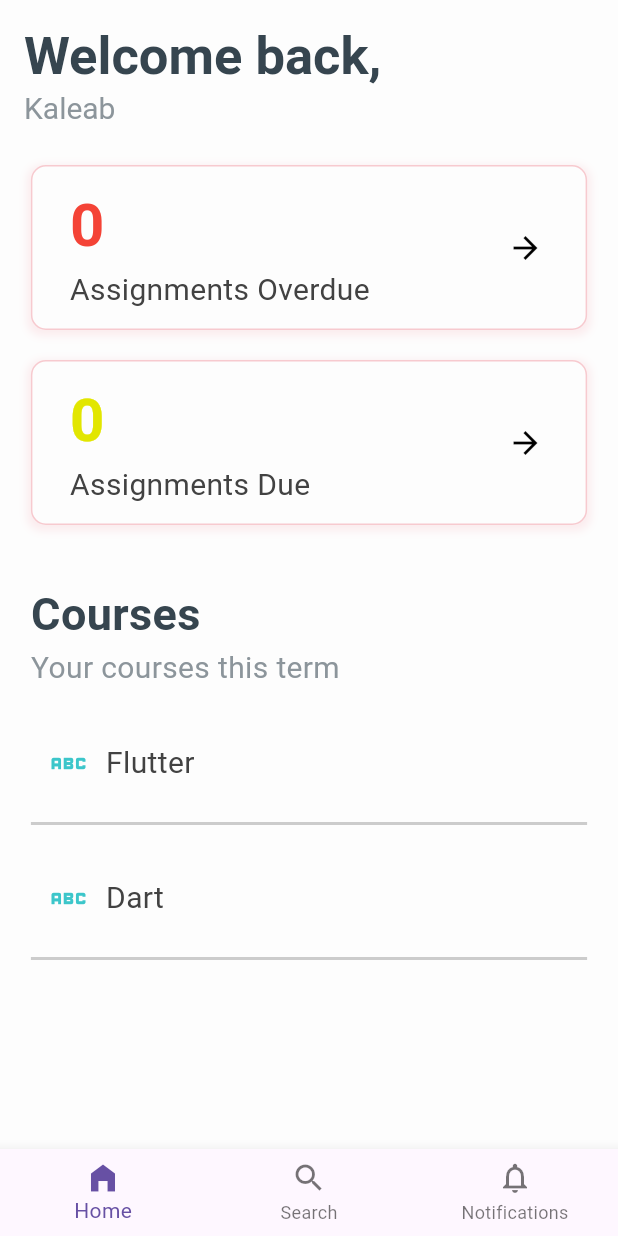
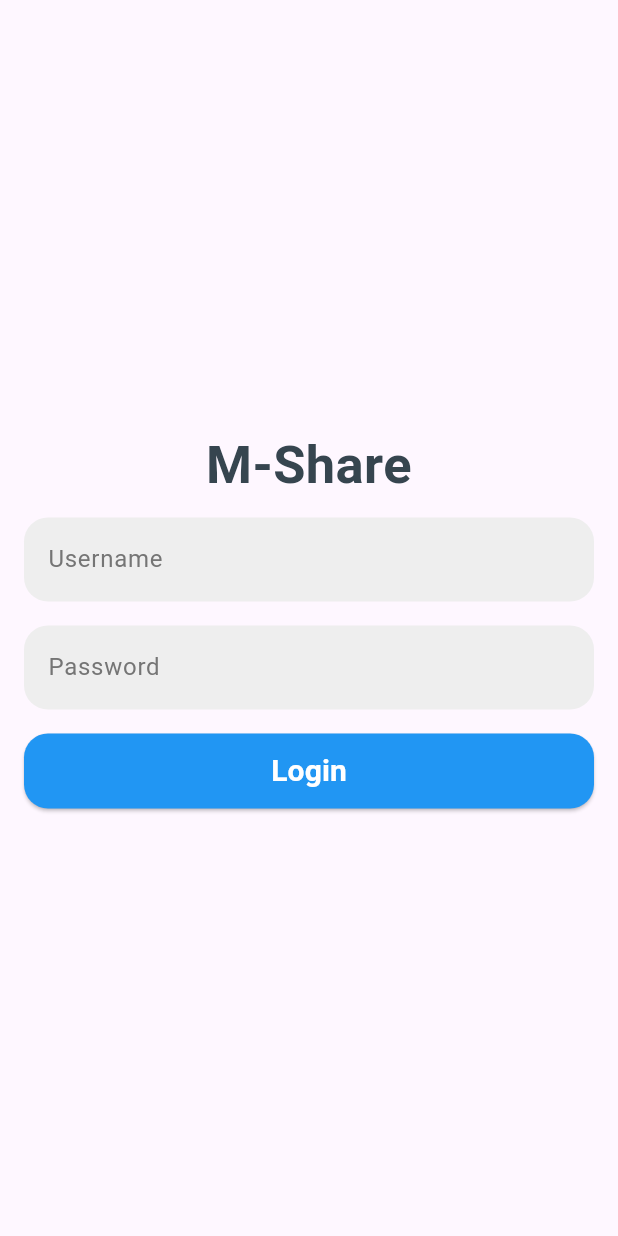
Before and after one commit to YGMonGit/m_share, a Flutter app: the screen it shows after launch, on a phone screen of 412 x 824 dp. Run offline on Flutter 3.47's test engine with Material 3 defaults, Android fonts, the light colour scheme and no system bars; our stand-ins replace firebase_core, firebase_messaging, get, sqflite; accounts and stored records are empty.

Commit message:
login page added

```diff
--- /dev/null
+++ b/lib/Components/input.box.dart
@@ -0,0 +1,47 @@
+import 'package:flutter/material.dart';
+
+class InputBox extends StatelessWidget {
+  final TextEditingController controller;
+  final String labelText;
+  final FormFieldValidator<String>? validator;
+  final bool isPassword;
+
+  const InputBox({
+    super.key,
+    required this.controller,
+    required this.labelText,
+    this.validator,
+    this.isPassword = false,
+  });
+
+  @override
+  Widget build(BuildContext context) {
+    return TextFormField(
+      controller: controller,
+      obscureText: isPassword,
+      decoration: InputDecoration(
+        labelText: labelText,
+        fillColor: Colors.grey[200],
+        filled: true,
+        border: OutlineInputBorder(
+          borderRadius: BorderRadius.circular(16.0),
+          borderSide: BorderSide.none,
+        ),
+        focusedBorder: OutlineInputBorder(
+          borderRadius: BorderRadius.circular(16.0),
+          borderSide: BorderSide(
+            color: Colors.grey[600]!,
+            width: 1.5,
+          ),
+        ),
+        labelStyle: TextStyle(
+          color: Colors.grey[600],
+        ),
+        floatingLabelStyle: TextStyle(
+          color: Colors.grey[600],
+        ),
+      ),
+      validator: validator,
+    );
+  }
+}
--- /dev/null
+++ b/lib/login_page.dart
@@ -0,0 +1,95 @@
+import 'package:flutter/material.dart';
+import 'package:m_share/Components/input.box.dart';
+import 'package:m_share/home.dart';
+
+class LoginPage extends StatefulWidget {
+  const LoginPage({super.key});
+
+  @override
+  State<LoginPage> createState() => _LoginPageState();
+}
+
+class _LoginPageState extends State<LoginPage> {
+  final _formKey = GlobalKey<FormState>();
+  final TextEditingController _usernameController = TextEditingController();
+  final TextEditingController _passwordController = TextEditingController();
+
+  void _login() {
+    if (_formKey.currentState!.validate()) {
+      // Navigate to the Home page
+      Navigator.pushReplacement(
+        context,
+        MaterialPageRoute(builder: (context) => const Home()),
+      );
+    }
+  }
+
+  @override
+  Widget build(BuildContext context) {
+    return Scaffold(
+      body: Padding(
+        padding: const EdgeInsets.all(16.0),
+        child: Form(
+          key: _formKey,
+          child: Column(
+            mainAxisAlignment: MainAxisAlignment.center,
+            crossAxisAlignment: CrossAxisAlignment.stretch,
+            children: [
+              const Text(
+                'M-Share',
+                style: TextStyle(
+                  fontSize: 35.0,
+                  fontWeight: FontWeight.bold,
+                  color: Color(0xFF36454F),
+                ),
+                textAlign: TextAlign.center,
+              ),
+              const SizedBox(height: 10),
+              InputBox(
+                controller: _usernameController,
+                labelText: 'Username',
+                validator: (value) {
+                  if (value == null || value.isEmpty) {
+                    return 'Please enter your username';
+                  }
+                  return null;
+                },
+              ),
+              const SizedBox(height: 16.0),
+              InputBox(
+                controller: _passwordController,
+                labelText: 'Password',
+                isPassword: true,
+                validator: (value) {
+                  if (value == null || value.isEmpty) {
+                    return 'Please enter your password';
+                  }
+                  return null;
+                },
+              ),
+              const SizedBox(height: 16.0),
+              ElevatedButton(
+                onPressed: _login,
+                style: ElevatedButton.styleFrom(
+                  backgroundColor: Colors.blue,
+                  foregroundColor: Colors.white,
+                  shape: RoundedRectangleBorder(
+                    borderRadius: BorderRadius.circular(16.0),
+                  ),
+                  minimumSize: const Size(0, 50),
+                ),
+                child: const Text(
+                  'Login',
+                  style: TextStyle(
+                    fontSize: 20.0,
+                    fontWeight: FontWeight.bold,
+                  ),
+                ),
+              ),
+            ],
+          ),
+        ),
+      ),
+    );
+  }
+}
--- a/lib/main.dart
+++ b/lib/main.dart
@@ -1,5 +1,5 @@
 import 'package:flutter/material.dart';
-import 'package:m_share/home.dart';
+import 'package:m_share/login_page.dart';
 import 'package:firebase_core/firebase_core.dart';
 
 void main() async {
@@ -10,12 +10,13 @@ void main() async {
 
 class MyApp extends StatelessWidget {
   const MyApp({super.key});
+
   @override
   Widget build(BuildContext context) {
     return const MaterialApp(
       debugShowCheckedModeBanner: false,
-      title: 'Flutter Demo',
-      home: Home(),
+      title: 'M-Share',
+      home: LoginPage(),
     );
   }
 }
```
